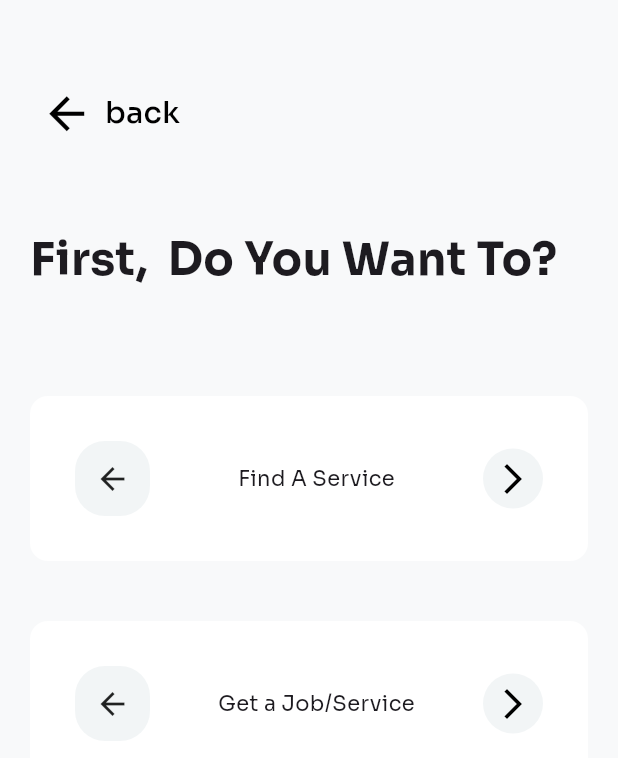
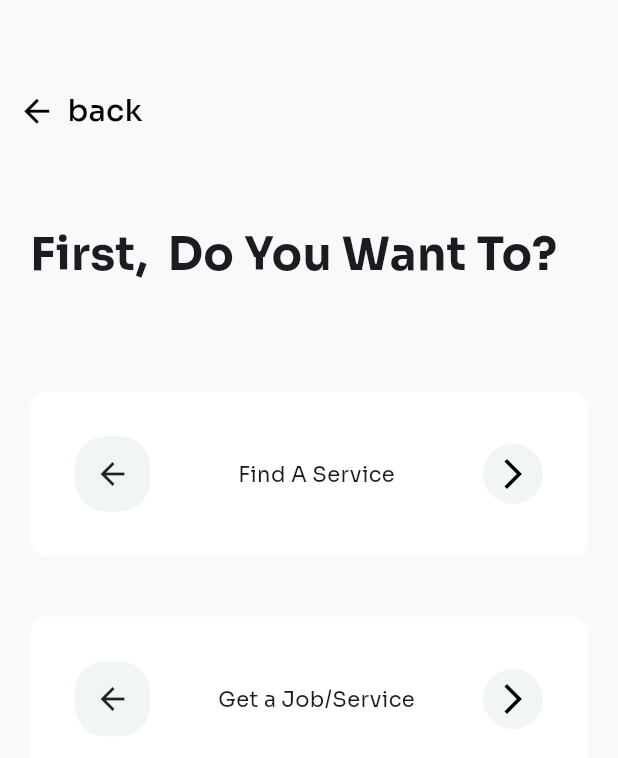
Before and after one commit to aymendn/travigui, a Flutter app: the screen it shows after launch, on a phone screen of 412 x 824 dp. Shown: the top 758 px of the screen. Run offline on Flutter 3.47's test engine with Material 2 defaults, Android fonts, the light colour scheme and no system bars; our stand-ins replace flutter_hooks, flutter_map, flutter_svg, hooks_riverpod, latlong2, shared_preferences.

Commit message:
major update

```diff
--- a/lib/core/app_color.dart
+++ b/lib/core/app_color.dart
@@ -8,4 +8,6 @@ class AppColor {
 
   static const greyText = Color(0xffCED4DA);
   static const grey = Color(0xffF2F5F6);
+  static const grey500 = Color(0xffADB5BD);
+  static const grey600 = Color(0xff495057);
 }
--- a/lib/view/shared/back_button.dart
+++ b/lib/view/shared/back_button.dart
@@ -1,24 +1,25 @@
 import 'package:flutter/material.dart';
+
 class BackButtons extends StatelessWidget {
   const BackButtons({
     super.key,
+    this.onPressed,
   });
+
+  final VoidCallback? onPressed;
 
   @override
   Widget build(BuildContext context) {
-    return Padding(
-      padding: const EdgeInsets.symmetric(horizontal: 15),
-      child: TextButton.icon(
-        onPressed: () {},
-        icon: Icon(
-          Icons.arrow_back,
-          color: Colors.black,
-          size: 35,
-        ),
-        label: Text(
-          'back',
-          style: TextStyle(color: Colors.black, fontSize: 20),
-        ),
+    return TextButton.icon(
+      onPressed: onPressed ?? () => Navigator.pop(context),
+      icon: const Icon(
+        Icons.arrow_back,
+        color: Colors.black,
+        size: 25,
+      ),
+      label: const Text(
+        'back',
+        style: TextStyle(color: Colors.black, fontSize: 20),
       ),
     );
   }
--- a/lib/view/shared/custom_text_form_field.dart
+++ b/lib/view/shared/custom_text_form_field.dart
@@ -37,6 +37,9 @@ class CustomTextFormField extends HookConsumerWidget {
           obscureText: obscureText && isObscure.value,
           controller: controller,
           decoration: InputDecoration(
+            hintStyle: const TextStyle(
+              color: AppColor.greyText,
+            ),
             iconColor: AppColor.greyText,
             prefixIconColor: AppColor.greyText,
             labelStyle: const TextStyle(
```
Also changed, not shown: lib/providers/auth.dart (+36 -1 lines), lib/repositories/auth.dart (+8 -4 lines), lib/view/auth/sign_in_screen.dart (+42 -10 lines), lib/view/shared/scaffold_with_safe_area.dart (added, +28 -0 lines).
